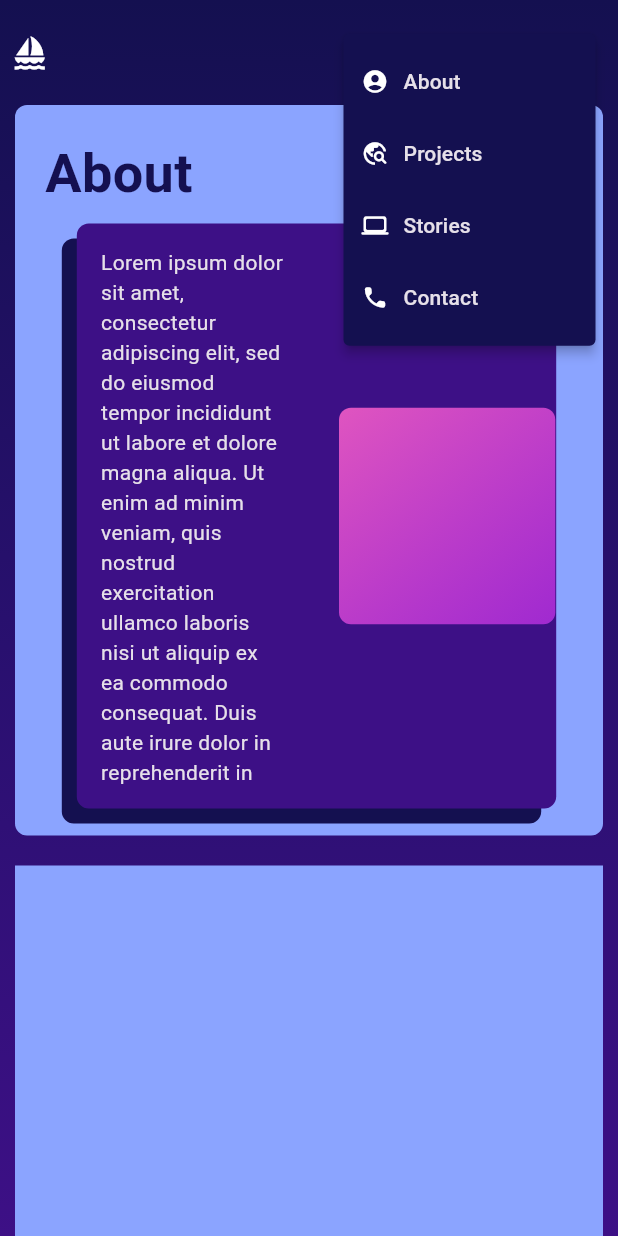
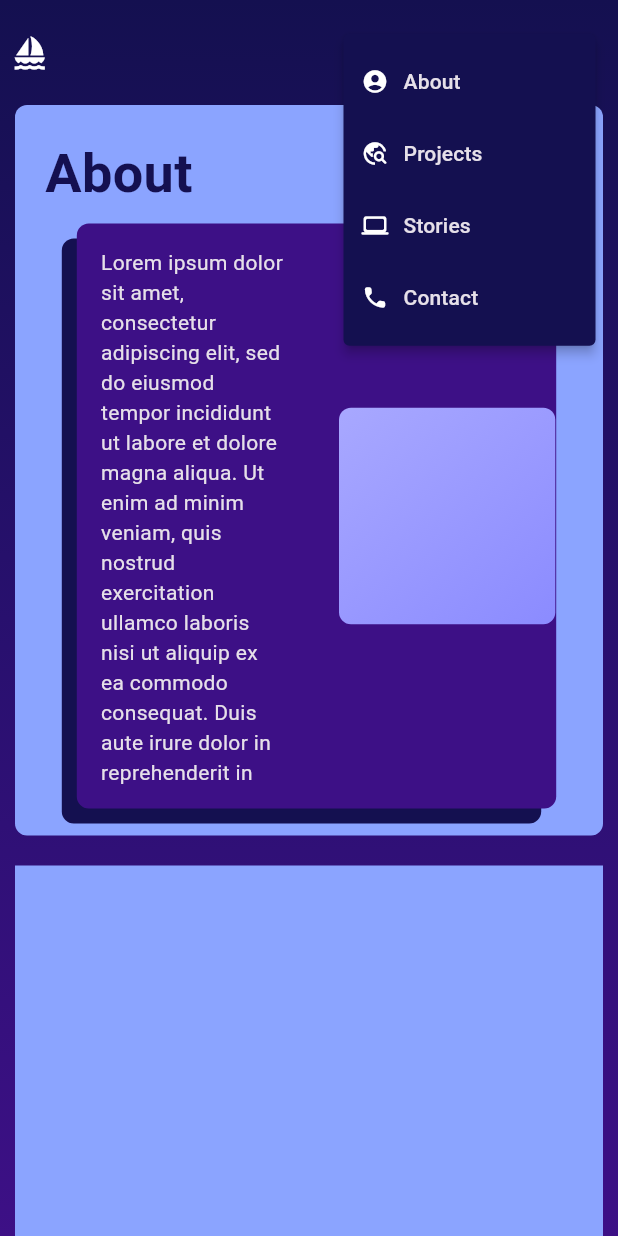
Before and after one commit to luhouyang/luhouyang_portfolio, a Flutter app: the screen it shows after launch, after a tap on the "menu" icon, on a phone screen of 412 x 824 dp. Run offline on Flutter 3.47's test engine with Material 3 defaults, Android fonts, the phone set to English and light mode, and no system bars; drawn by our look-alikes of scroll_to_index; our stand-ins replace firebase_core, flutter_svg; accounts and stored records are empty.

Commit message:
changes to loading colour

```diff
--- a/lib/ui/about/about_me.dart
+++ b/lib/ui/about/about_me.dart
@@ -74,6 +74,7 @@
                           width: 20,
                         ),
                         Container(
+                          margin: const EdgeInsets.only(top: 10, bottom: 10),
                           height: Utilities().getMQWidth(context) * 0.35,
                           width: Utilities().getMQWidth(context) * 0.35,
                           decoration: BoxDecoration(
--- a/lib/ui/contacts/contacts.dart
+++ b/lib/ui/contacts/contacts.dart
@@ -11,6 +11,6 @@
 class _ContactsState extends State<Contacts> {
   @override
   Widget build(BuildContext context) {
-    return ContentTesting();
+    return const ContentTesting();
   }
 }
--- a/lib/ui/projects/projects.dart
+++ b/lib/ui/projects/projects.dart
@@ -11,6 +11,6 @@
 class _ProjectsState extends State<Projects> {
   @override
   Widget build(BuildContext context) {
-    return ContentTesting();
+    return const ContentTesting();
   }
 }
--- a/lib/ui/widgets/navigation/navigation_left.dart
+++ b/lib/ui/widgets/navigation/navigation_left.dart
@@ -89,8 +89,7 @@
           children: [
             Expanded(
                 flex: 4,
-                child: Container(
-                    child: Padding(
+                child: Padding(
                   padding: const EdgeInsets.only(bottom: 15.0),
                   child: Column(
                     mainAxisSize: MainAxisSize.max,
@@ -112,7 +111,7 @@
                           "assets/svg/stackoverflow.svg"),
                     ],
                   ),
-                ))),
+                )),
             Expanded(
                 child: Container(
               width: 1,
```
Also changed, not shown: lib/ui/stories/stories.dart (+1 -1 lines), lib/ui/widgets/animations/image_loading_anim.dart (+4 -4 lines).
